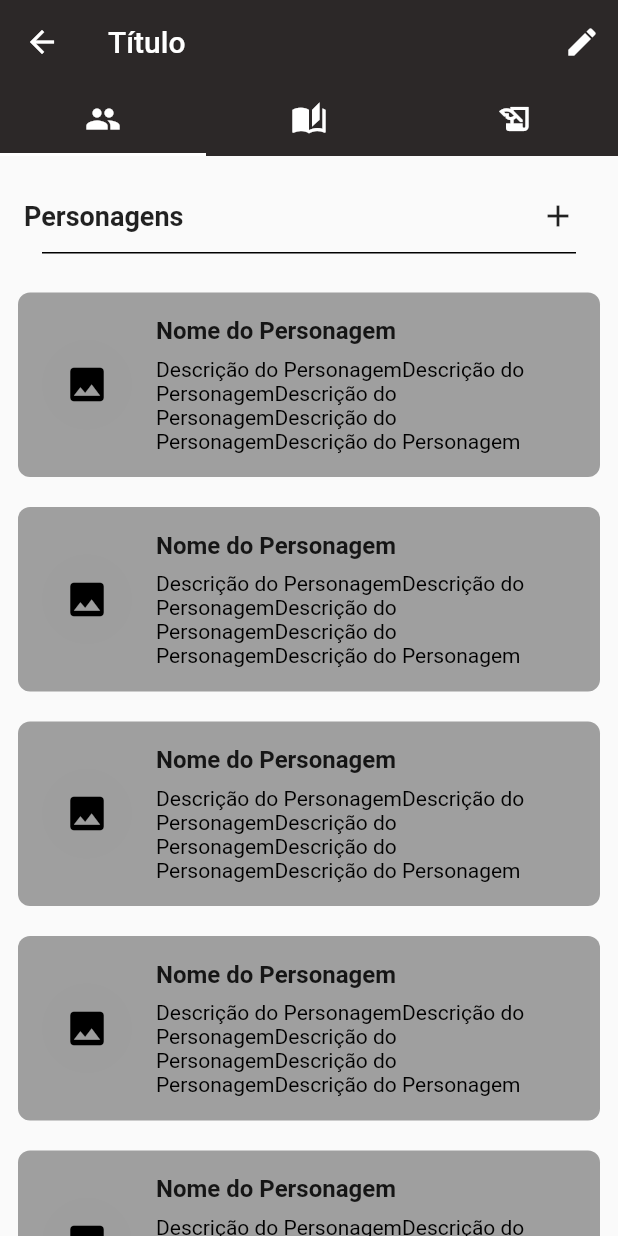
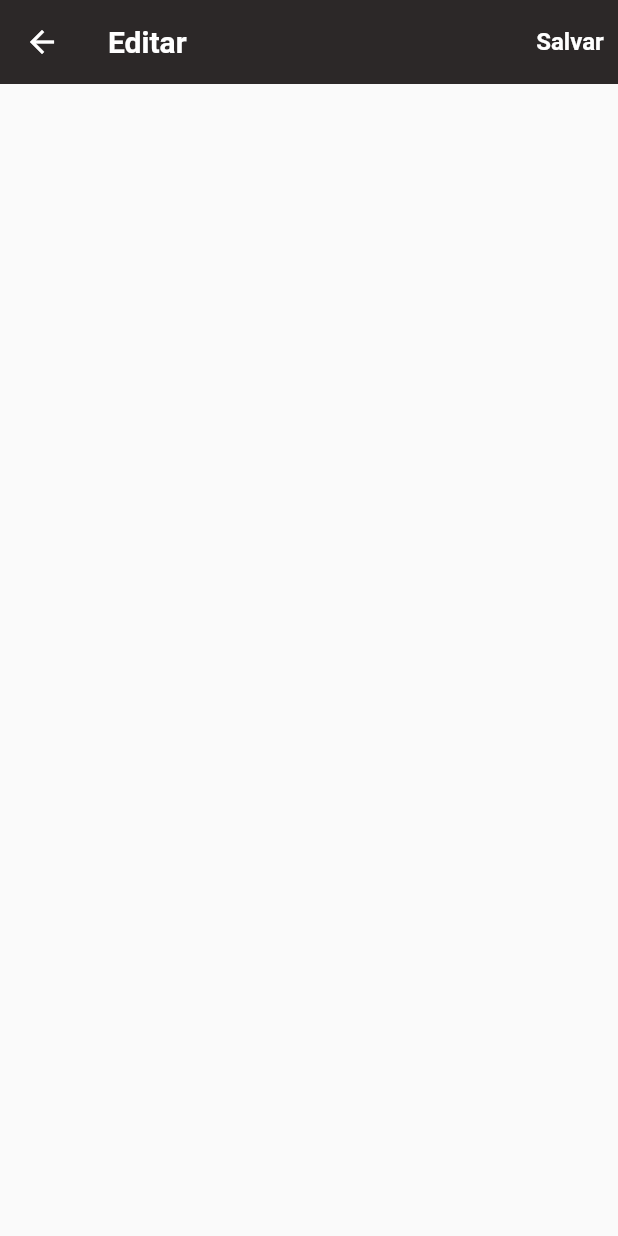
Before and after one commit to JoaoMarceloDMSilva/flutter_writing_app, a Flutter app: the screen it shows after launch, on a phone screen of 412 x 824 dp. Run offline on Flutter 3.47's test engine with Material 2 defaults, Android fonts, the phone set to English and light mode, and no system bars.

Commit message:
Alteracao Nome Classe e Inicio Tela Edicao

```diff
--- a/lib/main.dart
+++ b/lib/main.dart
@@ -1,5 +1,6 @@
 import 'package:flutter/material.dart';
 import 'package:flutter_writing_app/pages/create_new_note.dart';
+import 'package:flutter_writing_app/pages/edit_page.dart';
 import 'package:flutter_writing_app/pages/principal_chapter.dart';
 import 'package:flutter_writing_app/pages/create_screen.dart';
 import 'package:flutter_writing_app/my_widgets/home_appbar.dart';
@@ -16,8 +17,9 @@ class MyApp extends StatelessWidget {
     return MaterialApp(
       // home: InitialScreen(), //Tela 01
       // home: CreateScreen(), // Tela 02
-      home: PrincipalChapter(), // Tela 03
+      // home: PrincipalChapter(), // Tela 03
       // home: CreateNote(), //Tela 04
+      home: EditPage(),
     );
   }
 }
--- a/lib/my_widgets/chapter_tab_page2.dart
+++ b/lib/my_widgets/chapter_tab_page2.dart
@@ -14,7 +14,7 @@ class ChapterTabPage2 extends StatelessWidget {
       child: Column(
         crossAxisAlignment: CrossAxisAlignment.start,
         children: [
-          TabBarAdd(chapterTitle: chapterTitle),
+          CategoryAdd(chapterTitle: chapterTitle),
           ChapterTabContainer(
             title: "Título do Capítulo",
             description: "Descrição do Capítulo" * 5,
--- a/lib/my_widgets/character_tab_page1.dart
+++ b/lib/my_widgets/character_tab_page1.dart
@@ -13,7 +13,7 @@ class ChapterTabPage1 extends StatelessWidget {
       child: Column(
         crossAxisAlignment: CrossAxisAlignment.start,
         children: [
-          TabBarAdd(chapterTitle: chapterTitle),
+          CategoryAdd(chapterTitle: chapterTitle),
           CharacterContainer(
             title: "Nome do Personagem",
             description: "Descrição do Personagem" * 5,
--- a/lib/my_widgets/tab_bar_add.dart
+++ b/lib/my_widgets/tab_bar_add.dart
@@ -1,9 +1,9 @@
 import 'package:flutter/material.dart';
 
-class TabBarAdd extends StatelessWidget {
+class CategoryAdd extends StatelessWidget {
   final String chapterTitle;
 
-  const TabBarAdd({Key? key, required this.chapterTitle}) : super(key: key);
+  const CategoryAdd({Key? key, required this.chapterTitle}) : super(key: key);
 
   @override
   Widget build(BuildContext context) {
--- /dev/null
+++ b/lib/pages/edit_page.dart
@@ -0,0 +1,43 @@
+import 'package:flutter/material.dart';
+import 'package:flutter_writing_app/my_widgets/tab_bar_add.dart';
+
+class EditPage extends StatelessWidget {
+  const EditPage({super.key});
+
+  @override
+  Widget build(BuildContext context) {
+    return Scaffold(
+      appBar: AppBar(
+        backgroundColor: const Color(0xff2C2828),
+        elevation: 0,
+        title: const Text(
+          "Editar",
+          style: TextStyle(fontSize: 20, fontWeight: FontWeight.bold),
+        ),
+        leading: const Icon(
+          Icons.arrow_back,
+        ),
+        actions: [
+          TextButton(
+            onPressed: () {
+              // Adicione a lógica para salvar aqui
+            },
+            child: const Text(
+              "Salvar",
+              style: TextStyle(
+                fontSize: 16,
+                fontWeight: FontWeight.bold,
+                color: Colors.white,
+              ),
+            ),
+          ),
+        ],
+      ),
+      body: Column(
+        children: [
+          // CategoryAdd(chapterTitle: "Personagens"),
+        ],
+      ),
+    );
+  }
+}
```
